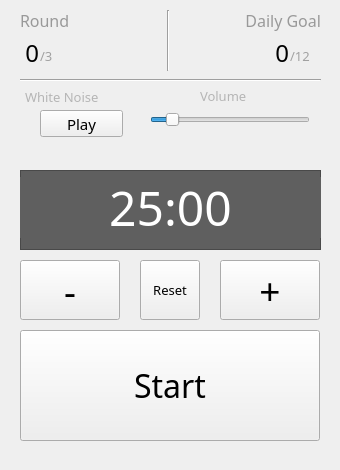
Qt form Pomodoro/pomodoro.ui (einheitsvektor/CppND-Capstone-Pomodoro) before a commit.
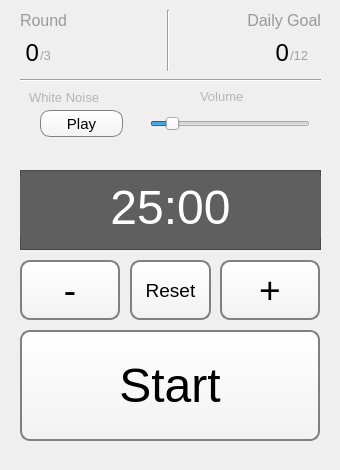
The same form after that commit.

Commit message: added rounded corners and color change on button pressed

```diff
--- a/Pomodoro/pomodoro.ui
+++ b/Pomodoro/pomodoro.ui
@@ -38,22 +38,34 @@
    <widget class="QPushButton" name="Reset">
     <property name="geometry">
      <rect>
-      <x>140</x>
+      <x>130</x>
       <y>260</y>
-      <width>60</width>
+      <width>81</width>
       <height>60</height>
      </rect>
     </property>
     <property name="font">
      <font>
-      <family>Source Code Pro</family>
-      <pointsize>10</pointsize>
+      <pointsize>14</pointsize>
       <bold>false</bold>
      </font>
     </property>
     <property name="toolTip">
      <string>&lt;html&gt;&lt;head/&gt;&lt;body&gt;&lt;p&gt;Skip current timer and reset to 25 minutes.&lt;/p&gt;&lt;/body&gt;&lt;/html&gt;</string>
     </property>
+    <property name="styleSheet">
+     <string notr="true">QPushButton{
+background-color: qlineargradient(x1: 0, y1: 0, x2: 0, y2: 1, stop: 0 white, stop: 1 #f2f2f2);
+border-style: solid;
+border-color: grey;
+border-width: 2px;
+border-radius: 10px;
+}
+QPushButton:pressed {
+    background-color:qlineargradient(x1: 0, y1: 0, x2: 0, y2: 1,
+                                      stop: 0 #dadbde, stop: 1 #eff0f6);
+}</string>
+    </property>
     <property name="text">
      <string>Reset</string>
     </property>
@@ -69,7 +81,6 @@
     </property>
     <property name="font">
      <font>
-      <family>Source Code Pro</family>
       <pointsize>28</pointsize>
       <bold>false</bold>
      </font>
@@ -77,6 +88,19 @@
     <property name="toolTip">
      <string>&lt;html&gt;&lt;head/&gt;&lt;body&gt;&lt;p&gt;Decrease timer by one minute.&lt;/p&gt;&lt;/body&gt;&lt;/html&gt;</string>
     </property>
+    <property name="styleSheet">
+     <string notr="true">QPushButton{
+background-color: qlineargradient(x1: 0, y1: 0, x2: 0, y2: 1, stop: 0 white, stop: 1 #f2f2f2);
+border-style: solid;
+border-color: grey;
+border-width: 2px;
+border-radius: 10px;
+}
+QPushButton:pressed {
+    background-color:qlineargradient(x1: 0, y1: 0, x2: 0, y2: 1,
+                                      stop: 0 #dadbde, stop: 1 #eff0f6);
+}</string>
+    </property>
     <property name="text">
      <string>-</string>
     </property>
@@ -98,17 +122,35 @@
     </property>
     <property name="font">
      <font>
-      <family>Source Code Pro</family>
-      <pointsize>24</pointsize>
+      <pointsize>36</pointsize>
       <bold>false</bold>
      </font>
     </property>
     <property name="styleSheet">
-     <string notr="true"/>
+     <string notr="true">QPushButton{
+background-color: qlineargradient(x1: 0, y1: 0, x2: 0, y2: 1, stop: 0 white, stop: 1 #f2f2f2);
+border-style: solid;
+border-color: grey;
+border-width: 2px;
+border-radius: 10px;
+}
+QPushButton:pressed {
+    background-color:qlineargradient(x1: 0, y1: 0, x2: 0, y2: 1,
+                                      stop: 0 #dadbde, stop: 1 #eff0f6);
+}</string>
     </property>
     <property name="text">
      <string>Start</string>
     </property>
+    <property name="autoDefault">
+     <bool>false</bool>
+    </property>
+    <property name="default">
+     <bool>false</bool>
+    </property>
+    <property name="flat">
+     <bool>false</bool>
+    </property>
    </widget>
    <widget class="QPushButton" name="Plus">
     <property name="geometry">
@@ -121,7 +163,6 @@
     </property>
     <property name="font">
      <font>
-      <family>Source Code Pro</family>
       <pointsize>28</pointsize>
       <bold>false</bold>
      </font>
@@ -129,6 +170,19 @@
     <property name="toolTip">
      <string>&lt;html&gt;&lt;head/&gt;&lt;body&gt;&lt;p&gt;Increase timer by one minute.&lt;/p&gt;&lt;/body&gt;&lt;/html&gt;</string>
     </property>
+    <property name="styleSheet">
+     <string notr="true">QPushButton{
+background-color: qlineargradient(x1: 0, y1: 0, x2: 0, y2: 1, stop: 0 white, stop: 1 #f2f2f2);
+border-style: solid;
+border-color: grey;
+border-width: 2px;
+border-radius: 10px;
+}
+QPushButton:pressed {
+    background-color:qlineargradient(x1: 0, y1: 0, x2: 0, y2: 1,
+                                      stop: 0 #dadbde, stop: 1 #eff0f6);
+}</string>
+    </property>
     <property name="text">
      <string>+</string>
     </property>
@@ -144,7 +198,6 @@
     </property>
     <property name="font">
      <font>
-      <family>Source Code Pro</family>
       <pointsize>12</pointsize>
       <italic>false</italic>
      </font>
@@ -173,7 +226,6 @@
     </property>
     <property name="font">
      <font>
-      <family>Source Code Pro</family>
       <pointsize>18</pointsize>
      </font>
     </property>
@@ -198,7 +250,6 @@
     </property>
     <property name="font">
      <font>
-      <family>Source Code Pro</family>
       <pointsize>10</pointsize>
      </font>
     </property>
@@ -220,7 +271,6 @@
     </property>
     <property name="font">
      <font>
-      <family>Source Code Pro</family>
       <pointsize>12</pointsize>
       <italic>false</italic>
      </font>
@@ -243,7 +293,6 @@
     </property>
     <property name="font">
      <font>
-      <family>Source Code Pro</family>
       <pointsize>18</pointsize>
      </font>
     </property>
@@ -268,7 +317,6 @@
     </property>
     <property name="font">
      <font>
-      <family>Source Code Pro</family>
       <pointsize>10</pointsize>
      </font>
     </property>
@@ -303,11 +351,23 @@
     </property>
     <property name="font">
      <font>
-      <family>Source Code Pro</family>
       <pointsize>11</pointsize>
       <bold>false</bold>
      </font>
     </property>
+    <property name="styleSheet">
+     <string notr="true">QPushButton{
+background-color: qlineargradient(x1: 0, y1: 0, x2: 0, y2: 1, stop: 0 white, stop: 1 #f2f2f2);
+border-style: solid;
+border-color: grey;
+border-width: 1px;
+border-radius: 10px;
+}
+QPushButton:pressed {
+    background-color:qlineargradient(x1: 0, y1: 0, x2: 0, y2: 1,
+                                      stop: 0 #dadbde, stop: 1 #eff0f6);
+}</string>
+    </property>
     <property name="text">
      <string>Play</string>
     </property>
@@ -315,15 +375,14 @@
    <widget class="QLabel" name="label_3">
     <property name="geometry">
      <rect>
-      <x>25</x>
+      <x>29</x>
       <y>87</y>
-      <width>121</width>
+      <width>111</width>
       <height>20</height>
      </rect>
     </property>
     <property name="font">
      <font>
-      <family>Source Code Pro</family>
       <pointsize>10</pointsize>
      </font>
     </property>
@@ -338,7 +397,7 @@
     <property name="geometry">
      <rect>
       <x>150</x>
-      <y>110</y>
+      <y>114</y>
       <width>160</width>
       <height>19</height>
      </rect>
@@ -380,13 +439,12 @@
      <rect>
       <x>200</x>
       <y>87</y>
-      <width>61</width>
+      <width>81</width>
       <height>18</height>
      </rect>
     </property>
     <property name="font">
      <font>
-      <family>Source Code Pro</family>
       <pointsize>10</pointsize>
      </font>
     </property>
@@ -426,7 +484,6 @@
      </property>
      <property name="font">
       <font>
-       <family>Source Code Pro</family>
        <pointsize>36</pointsize>
        <bold>false</bold>
       </font>
```
